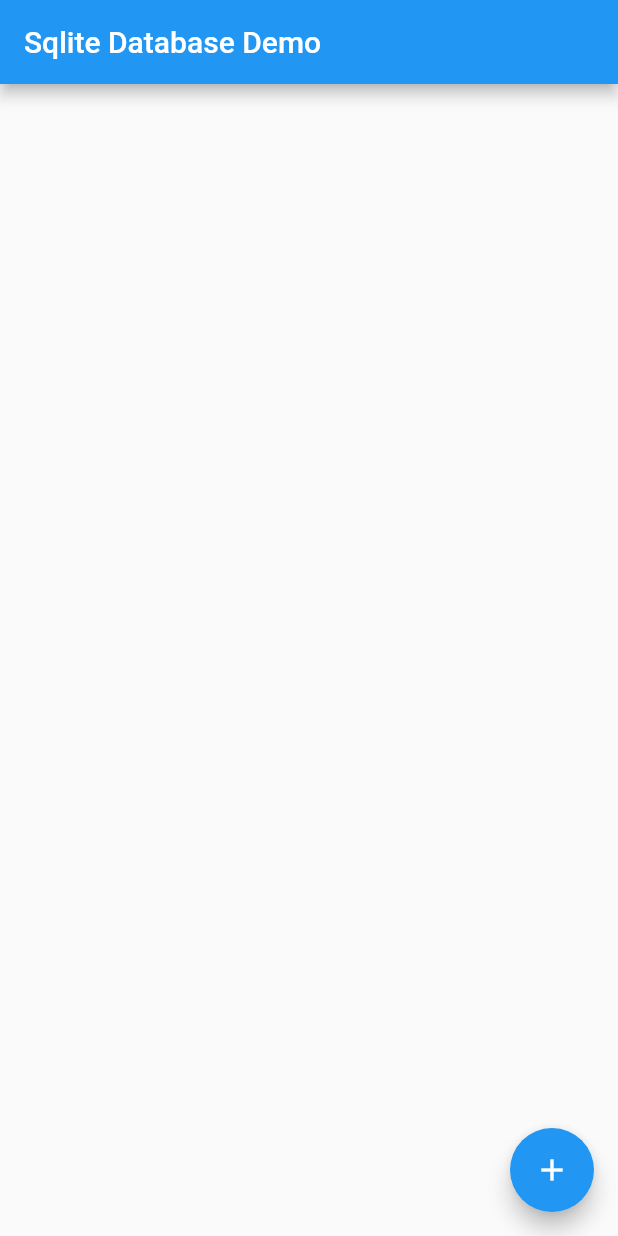
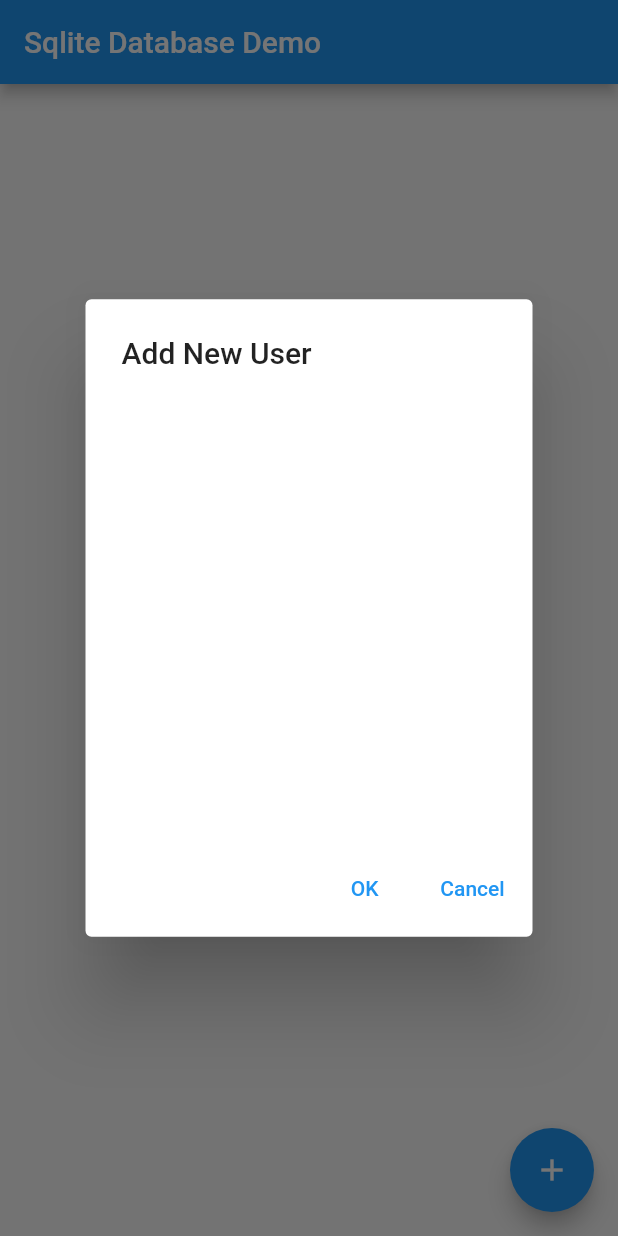
Before and after one commit to casfian/bomba_sqlite, a Flutter app: the screen it shows after launch, after a tap on the "add" icon, on a phone screen of 412 x 824 dp. Run offline on Flutter 3.47's test engine with Material 2 defaults, Android fonts, the light colour scheme and no system bars; our stand-ins replace sqflite; accounts and stored records are empty.

Commit message:
added popwindow to input

```diff
--- a/lib/home.dart
+++ b/lib/home.dart
@@ -13,7 +13,8 @@ class Home extends StatefulWidget {
 class _HomeState extends State<Home> {
   late Databasehandler handler;
 
-  //create data awalan
+  //functions sini
+  //1. create data awalan
   Future<int> createUsers() async {
     User john = User(
         name: 'John', age: 24, country: 'Malaysia', email: 'john@gmail.com');
@@ -25,6 +26,32 @@ class _HomeState extends State<Home> {
         User(name: 'Ali', age: 29, country: 'Malaysia', email: 'ali@gmail.com');
     List<User> listOfUsers = [john, david, abu, ali];
     return await this.handler.insertUsers(listOfUsers);
+  }
+
+  //2. Create new Data
+  void openWindowToCreateUser() {
+    AlertDialog openwindow = AlertDialog(
+      title: Text('Add New User'),
+      content: Container(
+        width: 250,
+        height: 270,
+      ),
+      actions: [
+        TextButton(
+            onPressed: () {
+              Navigator.pop(context);
+            },
+            child: Text('OK')),
+        TextButton(onPressed: () {
+          Navigator.pop(context);
+        }, child: Text('Cancel')),
+      ],
+    );
+    showDialog(
+        context: context,
+        builder: (context) {
+          return openwindow;
+        });
   }
 
   @override
@@ -66,6 +93,7 @@ class _HomeState extends State<Home> {
       floatingActionButton: FloatingActionButton(
         onPressed: () {
           //call function utk add data
+          openWindowToCreateUser();
         },
         child: Icon(Icons.add),
       ),
```
